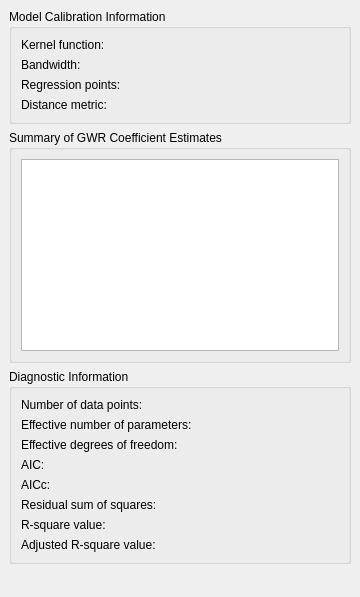
Old version of the form PropertyPanelTabs/gwmpropertygwrtab.ui in the repository GWmodel-Lab/GWmodelS.
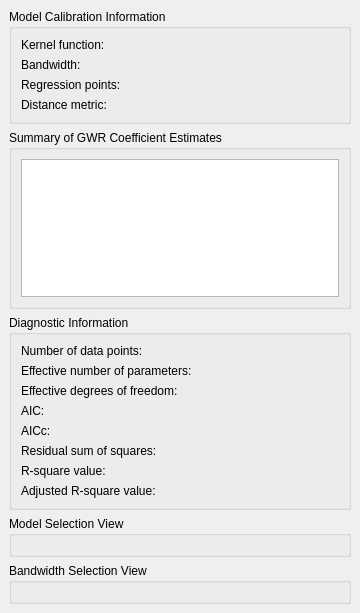
New version of the form.

The edit to the form file:
```diff
--- a/PropertyPanelTabs/gwmpropertygwrtab.ui
+++ b/PropertyPanelTabs/gwmpropertygwrtab.ui
@@ -7,7 +7,7 @@
     <x>0</x>
     <y>0</y>
     <width>360</width>
-    <height>597</height>
+    <height>613</height>
    </rect>
   </property>
   <property name="windowTitle">
@@ -49,7 +49,7 @@
         <x>0</x>
         <y>0</y>
         <width>360</width>
-        <height>597</height>
+        <height>613</height>
        </rect>
       </property>
       <layout class="QVBoxLayout" name="verticalLayout">
@@ -127,7 +127,7 @@
        <item>
         <widget class="QGroupBox" name="groupBox_2">
          <property name="sizePolicy">
-          <sizepolicy hsizetype="Preferred" vsizetype="Fixed">
+          <sizepolicy hsizetype="Preferred" vsizetype="Preferred">
            <horstretch>0</horstretch>
            <verstretch>0</verstretch>
           </sizepolicy>
@@ -149,7 +149,14 @@
            <number>9</number>
           </property>
           <item row="0" column="0">
-           <widget class="QTableWidget" name="tbwCoefficient"/>
+           <widget class="QTableWidget" name="tbwCoefficient">
+            <property name="minimumSize">
+             <size>
+              <width>0</width>
+              <height>128</height>
+             </size>
+            </property>
+           </widget>
           </item>
          </layout>
         </widget>
@@ -282,17 +289,20 @@
         </widget>
        </item>
        <item>
-        <spacer name="verticalSpacer">
-         <property name="orientation">
-          <enum>Qt::Vertical</enum>
+        <widget class="QGroupBox" name="grpModelSelView">
+         <property name="title">
+          <string>Model Selection View</string>
          </property>
-         <property name="sizeHint" stdset="0">
-          <size>
-           <width>20</width>
-           <height>40</height>
-          </size>
+         <layout class="QVBoxLayout" name="verticalLayout_2"/>
+        </widget>
+       </item>
+       <item>
+        <widget class="QGroupBox" name="grpBwSelView">
+         <property name="title">
+          <string>Bandwidth Selection View</string>
          </property>
-        </spacer>
+         <layout class="QVBoxLayout" name="verticalLayout_3"/>
+        </widget>
        </item>
       </layout>
      </widget>
```
